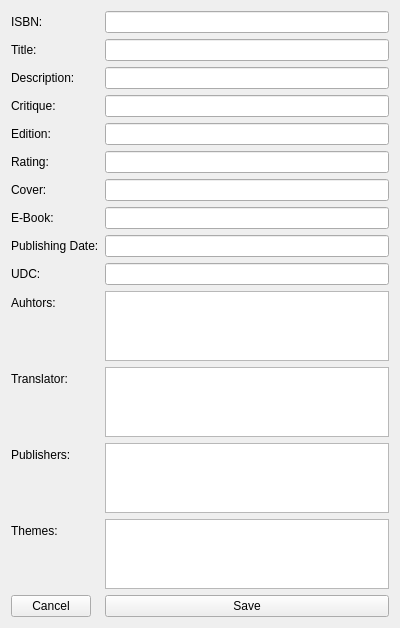
Old version of the form src/gui/UI/BookForm.ui in the repository jgastal/plivros.
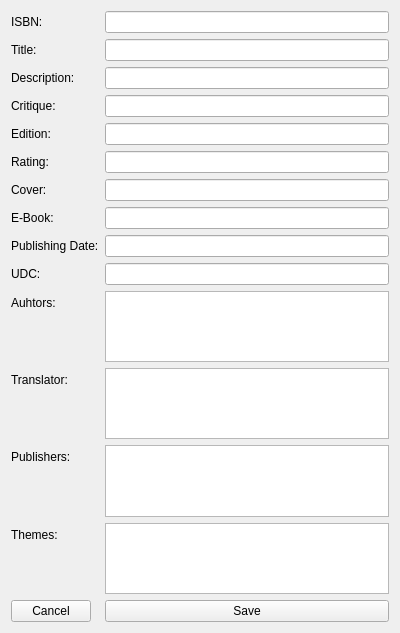
New version of the form.

Commit message: Set apropriate names for widgets.

The edit to the form file:
```diff
--- a/src/gui/UI/BookForm.ui
+++ b/src/gui/UI/BookForm.ui
@@ -7,7 +7,7 @@
     <x>0</x>
     <y>0</y>
     <width>400</width>
-    <height>449</height>
+    <height>633</height>
    </rect>
   </property>
   <property name="windowTitle">
```
Left out of the diff: 64 changed lines with no effect on the pictures.
